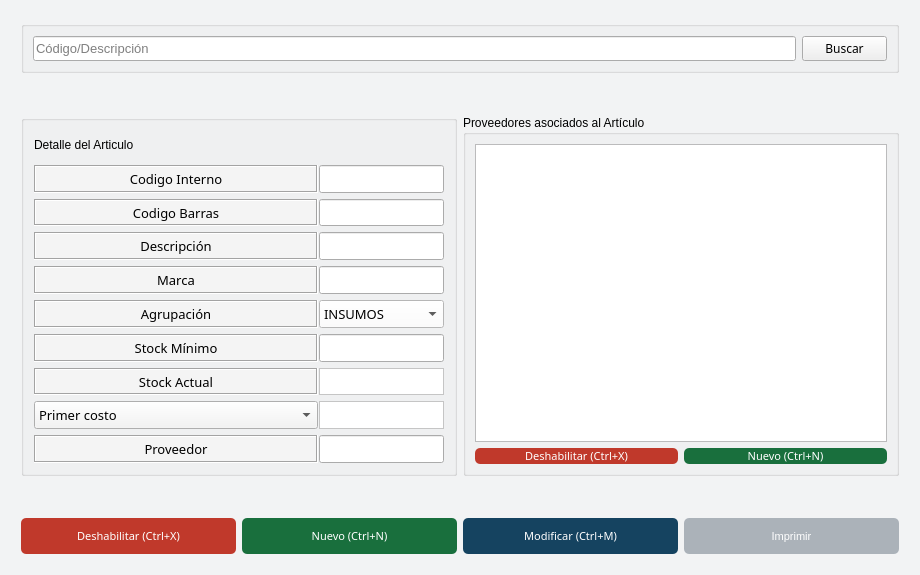
Old version of the form Vistas/gui/detalles/articulo_detalle.ui in the repository Lonaris/Corupel.
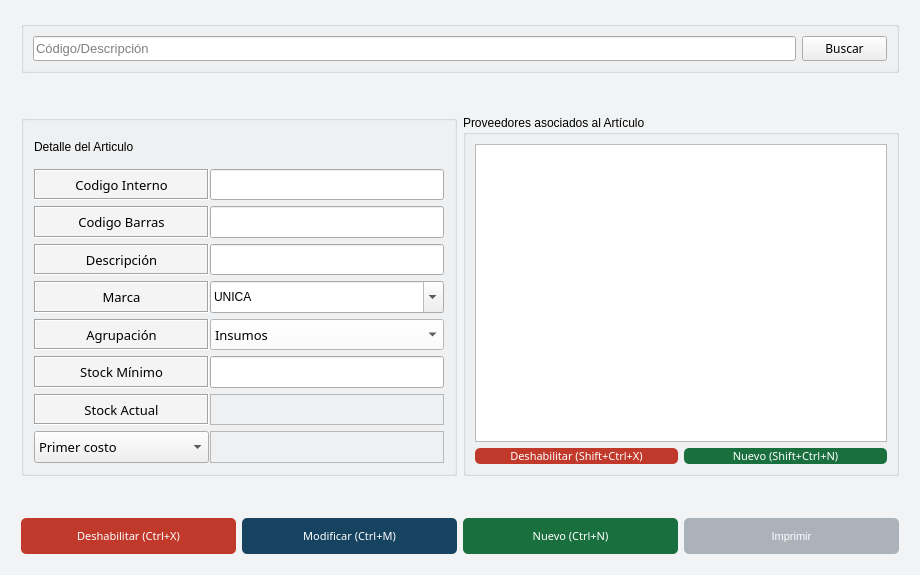
New version of the form. Icons and pictures are not drawn.

```diff
--- a/Vistas/gui/detalles/articulo_detalle.ui
+++ b/Vistas/gui/detalles/articulo_detalle.ui
@@ -559,7 +559,7 @@
           </font>
          </property>
          <property name="focusPolicy">
-          <enum>Qt::WheelFocus</enum>
+          <enum>Qt::NoFocus</enum>
          </property>
          <property name="styleSheet">
           <string notr="true">#groupBox_detalleArticulo{
@@ -572,7 +572,7 @@
          <property name="flat">
           <bool>false</bool>
          </property>
-         <layout class="QGridLayout" name="gridLayout_3" columnstretch="20,0">
+         <layout class="QGridLayout" name="gl" columnstretch="3,4">
           <property name="leftMargin">
            <number>10</number>
           </property>
@@ -588,8 +588,8 @@
           <property name="horizontalSpacing">
            <number>1</number>
           </property>
-          <item row="6" column="0">
-           <widget class="QLabel" name="label_stock_minimo">
+          <item row="3" column="0">
+           <widget class="QLabel" name="label_descripcion">
             <property name="sizePolicy">
              <sizepolicy hsizetype="Expanding" vsizetype="Minimum">
               <horstretch>0</horstretch>
@@ -605,7 +605,7 @@
              </font>
             </property>
             <property name="styleSheet">
-             <string notr="true">#label_stock_minimo{
+             <string notr="true">#label_descripcion{
 background-color: #F4F4F4
 }</string>
             </property>
@@ -616,13 +616,118 @@
              <enum>QFrame::Sunken</enum>
             </property>
             <property name="text">
-             <string>Stock Mínimo</string>
+             <string>Descripción</string>
             </property>
             <property name="alignment">
              <set>Qt::AlignCenter</set>
             </property>
            </widget>
           </item>
+          <item row="2" column="1">
+           <widget class="QLineEdit" name="art_cod_barras">
+            <property name="sizePolicy">
+             <sizepolicy hsizetype="Expanding" vsizetype="Minimum">
+              <horstretch>0</horstretch>
+              <verstretch>0</verstretch>
+             </sizepolicy>
+            </property>
+            <property name="font">
+             <font>
+              <family>DokChampa</family>
+              <pointsize>10</pointsize>
+              <weight>50</weight>
+              <bold>false</bold>
+             </font>
+            </property>
+            <property name="text">
+             <string/>
+            </property>
+            <property name="frame">
+             <bool>true</bool>
+            </property>
+            <property name="dragEnabled">
+             <bool>false</bool>
+            </property>
+            <property name="readOnly">
+             <bool>false</bool>
+            </property>
+           </widget>
+          </item>
+          <item row="2" column="0">
+           <widget class="QLabel" name="label_cod_barras">
+            <property name="sizePolicy">
+             <sizepolicy hsizetype="Expanding" vsizetype="Minimum">
+              <horstretch>0</horstretch>
+              <verstretch>0</verstretch>
+             </sizepolicy>
+            </property>
+            <property name="font">
+             <font>
+              <family>DokChampa</family>
+              <pointsize>10</pointsize>
+              <weight>50</weight>
+              <bold>false</bold>
+             </font>
+            </property>
+            <property name="styleSheet">
+             <string notr="true">#label_cod_barras{
+background-color: #F4F4F4
+}</string>
+            </property>
+            <property name="frameShape">
+             <enum>QFrame::Box</enum>
+            </property>
+            <property name="frameShadow">
+             <enum>QFrame::Sunken</enum>
+            </property>
+            <property name="text">
+             <string>Codigo Barras</string>
+            </property>
+            <property name="alignment">
+             <set>Qt::AlignCenter</set>
+            </property>
+           </widget>
+          </item>
+          <item row="1" column="1">
+           <widget class="QLineEdit" name="art_id">
+            <property name="sizePolicy">
+             <sizepolicy hsizetype="Expanding" vsizetype="Minimum">
+              <horstretch>0</horstretch>
+              <verstretch>0</verstretch>
+             </sizepolicy>
+            </property>
+            <property name="font">
+             <font>
+              <family>DokChampa</family>
+              <pointsize>10</pointsize>
+              <weight>50</weight>
+              <bold>false</bold>
+             </font>
+            </property>
+            <property name="text">
+             <string/>
+            </property>
+            <property name="frame">
+             <bool>true</bool>
+            </property>
+            <property name="dragEnabled">
+             <bool>false</bool>
+            </property>
+            <property name="readOnly">
+             <bool>false</bool>
+            </property>
+           </widget>
+          </item>
+          <item row="0" column="0" colspan="2">
+           <widget class="QLabel" name="label">
+            <property name="styleSheet">
+             <string notr="true"/>
+            </property>
+            <property name="text">
+             <string>Detalle del Articulo</string>
+            </property>
+           </widget>
+          </item>
           <item row="1" column="0">
            <widget class="QLabel" name="label_cod_interno">
             <property name="sizePolicy">
@@ -657,8 +762,8 @@
             </property>
            </widget>
           </item>
-          <item row="7" column="1">
-           <widget class="QLabel" name="art_stock_actual">
+          <item row="6" column="0">
+           <widget class="QLabel" name="label_stock_minimo">
             <property name="sizePolicy">
              <sizepolicy hsizetype="Expanding" vsizetype="Minimum">
               <horstretch>0</horstretch>
@@ -674,23 +779,64 @@
              </font>
             </property>
             <property name="styleSheet">
-             <string notr="true">#art_stock_actual{
-background-color: #ffffff;
+             <string notr="true">#label_stock_minimo{
+background-color: #F4F4F4
 }</string>
             </property>
             <property name="frameShape">
-             <enum>QFrame::StyledPanel</enum>
+             <enum>QFrame::Box</enum>
+            </property>
+            <property name="frameShadow">
+             <enum>QFrame::Sunken</enum>
             </property>
             <property name="text">
-             <string/>
+             <string>Stock Mínimo</string>
             </property>
             <property name="alignment">
-             <set>Qt::AlignLeading|Qt::AlignLeft|Qt::AlignTop</set>
+             <set>Qt::AlignCenter</set>
             </property>
            </widget>
           </item>
-          <item row="9" column="1">
-           <widget class="QLineEdit" name="prov_nombre">
+          <item row="5" column="1">
+           <widget class="QComboBox" name="art_agrupacion">
+            <property name="sizePolicy">
+             <sizepolicy hsizetype="Expanding" vsizetype="Minimum">
+              <horstretch>0</horstretch>
+              <verstretch>0</verstretch>
+             </sizepolicy>
+            </property>
+            <property name="font">
+             <font>
+              <family>DokChampa</family>
+              <pointsize>10</pointsize>
+              <weight>50</weight>
+              <bold>false</bold>
+             </font>
+            </property>
+            <property name="styleSheet">
+             <string notr="true">#art_agrupacion{
+background-color: #ffffff;
+}</string>
+            </property>
+            <item>
+             <property name="text">
+              <string>Insumos</string>
+             </property>
+            </item>
+            <item>
+             <property name="text">
+              <string>Reparacion</string>
+             </property>
+            </item>
+            <item>
+             <property name="text">
+              <string>Inversion</string>
+             </property>
+            </item>
+           </widget>
+          </item>
+          <item row="3" column="1">
+           <widget class="QLineEdit" name="art_descripcion">
             <property name="sizePolicy">
              <sizepolicy hsizetype="Expanding" vsizetype="Minimum">
               <horstretch>0</horstretch>
@@ -754,38 +900,8 @@
             </property>
            </widget>
           </item>
-          <item row="3" column="1">
-           <widget class="QLineEdit" name="art_descripcion">
-            <property name="sizePolicy">
-             <sizepolicy hsizetype="Expanding" vsizetype="Minimum">
-              <horstretch>0</horstretch>
-              <verstretch>0</verstretch>
-             </sizepolicy>
-            </property>
-            <property name="font">
-             <font>
-              <family>DokChampa</family>
-              <pointsize>10</pointsize>
-              <weight>50</weight>
-              <bold>false</bold>
-             </font>
-            </property>
-            <property name="text">
-             <string/>
-            </property>
-            <property name="frame">
-             <bool>true</bool>
-            </property>
-            <property name="dragEnabled">
-             <bool>false</bool>
-            </property>
-            <property name="readOnly">
-             <bool>false</bool>
-            </property>
-           </widget>
-          </item>
-          <item row="9" column="0">
-           <widget class="QLabel" name="label_proveedor">
+          <item row="8" column="1">
+           <widget class="QLabel" name="comp_costo">
             <property name="sizePolicy">
              <sizepolicy hsizetype="Expanding" vsizetype="Minimum">
               <horstretch>0</horstretch>
@@ -801,21 +917,15 @@
              </font>
             </property>
             <property name="styleSheet">
-             <string notr="true">#label_proveedor{
-background-color: #F4F4F4
+             <string notr="true">#art_costo{
+background-color: #ffffff;
 }</string>
             </property>
             <property name="frameShape">
-             <enum>QFrame::Box</enum>
-            </property>
-            <property name="frameShadow">
-             <enum>QFrame::Sunken</enum>
+             <enum>QFrame::StyledPanel</enum>
             </property>
             <property name="text">
-             <string>Proveedor</string>
-            </property>
-            <property name="alignment">
-             <set>Qt::AlignCenter</set>
+             <string/>
             </property>
            </widget>
           </item>
@@ -852,81 +962,8 @@
             </property>
            </widget>
           </item>
-          <item row="3" column="0">
-           <widget class="QLabel" name="label_descripcion">
-            <property name="sizePolicy">
-             <sizepolicy hsizetype="Expanding" vsizetype="Minimum">
-              <horstretch>0</horstretch>
-              <verstretch>0</verstretch>
-             </sizepolicy>
-            </property>
-            <property name="font">
-             <font>
-              <family>DokChampa</family>
-              <pointsize>10</pointsize>
-              <weight>50</weight>
-              <bold>false</bold>
-             </font>
-            </property>
-            <property name="styleSheet">
-             <string notr="true">#label_descripcion{
-background-color: #F4F4F4
-}</string>
-            </property>
-            <property name="frameShape">
-             <enum>QFrame::Box</enum>
-            </property>
-            <property name="frameShadow">
-             <enum>QFrame::Sunken</enum>
-            </property>
-            <property name="text">
-             <string>Descripción</string>
-            </property>
-            <property name="alignment">
-             <set>Qt::AlignCenter</set>
-            </property>
-           </widget>
-          </item>
-          <item row="5" column="1">
-           <widget class="QComboBox" name="art_agrupacion">
-            <property name="sizePolicy">
-             <sizepolicy hsizetype="Expanding" vsizetype="Minimum">
-              <horstretch>0</horstretch>
-              <verstretch>0</verstretch>
-             </sizepolicy>
-            </property>
-            <property name="font">
-             <font>
-              <family>DokChampa</family>
-              <pointsize>10</pointsize>
-              <weight>50</weight>
-              <bold>false</bold>
-             </font>
-            </property>
-            <property name="styleSheet">
-             <string notr="true">#art_agrupacion{
-background-color: #ffffff;
-}</string>
-            </property>
-            <item>
-             <property name="text">
-              <string>INSUMOS</string>
-             </property>
-            </item>
-            <item>
-             <property name="text">
-              <string>REPARACION</string>
-             </property>
-            </item>
-            <item>
-             <property name="text">
-              <string>INVERSION</string>
-             </property>
-            </item>
-           </widget>
-          </item>
           <item row="8" column="0">
-           <widget class="QComboBox" name="comboBox_opcion_costo">
+           <widget class="QComboBox" name="opcion_costo">
             <property name="sizePolicy">
              <sizepolicy hsizetype="Expanding" vsizetype="Minimum">
               <horstretch>0</horstretch>
@@ -946,6 +983,9 @@
 background-color: #F4F4F4
 }</string>
             </property>
+            <property name="frame">
+             <bool>true</bool>
+            </property>
             <item>
              <property name="text">
               <string>Primer costo</string>
@@ -963,35 +1003,6 @@
             </item>
            </widget>
           </item>
-          <item row="8" column="1">
-           <widget class="QLabel" name="art_costo">
-            <property name="sizePolicy">
-             <sizepolicy hsizetype="Expanding" vsizetype="Minimum">
-              <horstretch>0</horstretch>
-              <verstretch>0</verstretch>
-             </sizepolicy>
-            </property>
-            <property name="font">
-             <font>
-              <family>DokChampa</family>
-              <pointsize>10</pointsize>
-              <weight>50</weight>
-              <bold>false</bold>
-             </font>
-            </property>
-            <property name="styleSheet">
-             <string notr="true">#art_costo{
-background-color: #ffffff;
-}</string>
-            </property>
-            <property name="frameShape">
-             <enum>QFrame::StyledPanel</enum>
-            </property>
-            <property name="text">
-             <string/>
-            </property>
-           </widget>
-          </item>
           <item row="4" column="0">
            <widget class="QLabel" name="label_marca">
             <property name="sizePolicy">
@@ -1027,71 +1038,6 @@
             </property>
            </widget>
           </item>
-          <item row="2" column="1">
-           <widget class="QLineEdit" name="art_cod_barras">
-            <property name="sizePolicy">
-             <sizepolicy hsizetype="Expanding" vsizetype="Minimum">
-              <horstretch>0</horstretch>
-              <verstretch>0</verstretch>
-             </sizepolicy>
-            </property>
-            <property name="font">
-             <font>
-              <family>DokChampa</family>
-              <pointsize>10</pointsize>
-              <weight>50</weight>
-              <bold>false</bold>
-             </font>
-            </property>
-            <property name="text">
-             <string/>
-            </property>
-            <property name="frame">
-             <bool>true</bool>
-            </property>
-            <property name="dragEnabled">
-             <bool>false</bool>
-            </property>
-            <property name="readOnly">
-             <bool>false</bool>
-            </property>
-           </widget>
-          </item>
-          <item row="2" column="0">
-           <widget class="QLabel" name="label_cod_barras">
-            <property name="sizePolicy">
-             <sizepolicy hsizetype="Expanding" vsizetype="Minimum">
-              <horstretch>0</horstretch>
-              <verstretch>0</verstretch>
-             </sizepolicy>
-            </property>
-            <property name="font">
-             <font>
-              <family>DokChampa</family>
-              <pointsize>10</pointsize>
-              <weight>50</weight>
-              <bold>false</bold>
-             </font>
-            </property>
-            <property name="styleSheet">
-             <string notr="true">#label_cod_barras{
-background-color: #F4F4F4
-}</string>
-            </property>
-            <property name="frameShape">
-             <enum>QFrame::Box</enum>
-            </property>
-            <property name="frameShadow">
-             <enum>QFrame::Sunken</enum>
-            </property>
-            <property name="text">
-             <string>Codigo Barras</string>
-            </property>
-            <property name="alignment">
-             <set>Qt::AlignCenter</set>
-            </property>
-           </widget>
-          </item>
           <item row="7" column="0">
            <widget class="QLabel" name="label_stock_actual">
             <property name="sizePolicy">
@@ -1127,18 +1073,40 @@
             </property>
            </widget>
           </item>
-          <item row="0" column="0" colspan="2">
-           <widget class="QLabel" name="label">
+          <item row="7" column="1">
+           <widget class="QLabel" name="comp_stock_actual">
+            <property name="sizePolicy">
+             <sizepolicy hsizetype="Expanding" vsizetype="Minimum">
+              <horstretch>0</horstretch>
+              <verstretch>0</verstretch>
+             </sizepolicy>
+            </property>
+            <property name="font">
+             <font>
+              <family>DokChampa</family>
+              <pointsize>10</pointsize>
+              <weight>50</weight>
+              <bold>false</bold>
+             </font>
+            </property>
             <property name="styleSheet">
-             <string notr="true"/>
+             <string notr="true">#art_stock_actual{
+background-color: #ffffff;
+}</string>
+            </property>
+            <property name="frameShape">
+             <enum>QFrame::StyledPanel</enum>
             </property>
             <property name="text">
-             <string>Detalle del Articulo</string>
+             <string/>
+            </property>
+            <property name="alignment">
+             <set>Qt::AlignLeading|Qt::AlignLeft|Qt::AlignTop</set>
             </property>
            </widget>
           </item>
           <item row="4" column="1">
-           <widget class="QLineEdit" name="art_marca">
+           <widget class="QComboBox" name="art_marca">
             <property name="sizePolicy">
              <sizepolicy hsizetype="Expanding" vsizetype="Minimum">
               <horstretch>0</horstretch>
@@ -1153,48 +1121,24 @@
               <bold>false</bold>
              </font>
             </property>
-            <property name="text">
-             <string/>
+            <property name="styleSheet">
+             <string notr="true">#art_agrupacion{
+background-color: #ffffff;
+}</string>
             </property>
-            <property name="frame">
+            <property name="editable">
              <bool>true</bool>
             </property>
-            <property name="dragEnabled">
-             <bool>false</bool>
-            </property>
-            <property name="readOnly">
-             <bool>false</bool>
-            </property>
-           </widget>
-          </item>
-          <item row="1" column="1">
-           <widget class="QLineEdit" name="art_id">
-            <property name="sizePolicy">
-             <sizepolicy hsizetype="Expanding" vsizetype="Minimum">
-              <horstretch>0</horstretch>
-              <verstretch>0</verstretch>
-             </sizepolicy>
-            </property>
-            <property name="font">
-             <font>
-              <family>DokChampa</family>
-              <pointsize>10</pointsize>
-              <weight>50</weight>
-              <bold>false</bold>
-             </font>
-            </property>
-            <property name="text">
-             <string/>
-            </property>
-            <property name="frame">
-             <bool>true</bool>
-            </property>
-            <property name="dragEnabled">
-             <bool>false</bool>
-            </property>
-            <property name="readOnly">
-             <bool>false</bool>
-            </property>
+            <item>
+             <property name="text">
+              <string>UNICA</string>
+             </property>
+            </item>
+            <item>
+             <property name="text">
+              <string>TORNO</string>
+             </property>
+            </item>
            </widget>
           </item>
          </layout>
@@ -1655,7 +1599,7 @@
 </string>
               </property>
               <property name="text">
-               <string>Deshabilitar (Ctrl+X)</string>
+               <string>Deshabilitar (Shift+Ctrl+X)</string>
               </property>
               <property name="icon">
                <iconset>
@@ -1700,7 +1644,7 @@
 </string>
               </property>
               <property name="text">
-               <string>Nuevo (Ctrl+N)</string>
+               <string>Nuevo (Shift+Ctrl+N)</string>
               </property>
               <property name="icon">
                <iconset>
@@ -2194,51 +2138,6 @@
          </property>
         </widget>
        </item>
-       <item>
-        <widget class="QPushButton" name="btn_nuevo">
-         <property name="sizePolicy">
-          <sizepolicy hsizetype="Expanding" vsizetype="Expanding">
-           <horstretch>0</horstretch>
-           <verstretch>0</verstretch>
-          </sizepolicy>
-         </property>
-         <property name="font">
-          <font>
-           <family>Ariall</family>
-           <pointsize>-1</pointsize>
-          </font>
-         </property>
-         <property name="styleSheet">
-          <string notr="true">/*Estilos para el botón*/
-
-#btn_nuevo{
-	background-color: #196F3D;
-	color: #ffffff;
-	font-family: 'Ariall';
-	font-size: 11px;
-	border-radius: 5px;
-	}
-
-#btn_nuevo:hover{
-	background-color: #04B431;
-	}
-</string>
-         </property>
-         <property name="text">
-          <string>Nuevo (Ctrl+N)</string>
-         </property>
-         <property name="icon">
-          <iconset>
-           <normaloff>../ico/add_to_database.ico</normaloff>../ico/add_to_database.ico</iconset>
-         </property>
-         <property name="iconSize">
-          <size>
-           <width>40</width>
-           <height>40</height>
-          </size>
-         </property>
-        </widget>
-       </item>
        <item>
         <widget class="QPushButton" name="btn_modificar">
          <property name="sizePolicy">
@@ -2282,6 +2181,63 @@
            <height>40</height>
           </size>
          </property>
+         <property name="shortcut">
+          <string>Ctrl+M</string>
+         </property>
+         <property name="checkable">
+          <bool>false</bool>
+         </property>
+         <property name="autoDefault">
+          <bool>false</bool>
+         </property>
+        </widget>
+       </item>
+       <item>
+        <widget class="QPushButton" name="btn_nuevo">
+         <property name="sizePolicy">
+          <sizepolicy hsizetype="Expanding" vsizetype="Expanding">
+           <horstretch>0</horstretch>
+           <verstretch>0</verstretch>
+          </sizepolicy>
+         </property>
+         <property name="font">
+          <font>
+           <family>Ariall</family>
+           <pointsize>-1</pointsize>
+          </font>
+         </property>
+         <property name="styleSheet">
+          <string notr="true">/*Estilos para el botón*/
+
+#btn_nuevo{
+	background-color: #196F3D;
+	color: #ffffff;
+	font-family: 'Ariall';
+	font-size: 11px;
+	border-radius: 5px;
+	}
+
+#btn_nuevo:hover{
+	background-color: #04B431;
+	}
+</string>
+         </property>
+         <property name="text">
+          <string>Nuevo (Ctrl+N)</string>
+         </property>
+         <property name="icon">
+          <iconset>
+           <normaloff>../ico/edit.ico</normaloff>../ico/edit.ico</iconset>
+         </property>
+         <property name="iconSize">
+          <size>
+           <width>40</width>
+           <height>40</height>
+          </size>
+         </property>
+         <property name="shortcut">
+          <string>Ctrl+N</string>
+         </property>
          <property name="checkable">
           <bool>false</bool>
          </property>
@@ -2331,6 +2287,14 @@
     </layout>
    </item>
   </layout>
+  <action name="btn_nuevo_action">
+   <property name="text">
+    <string>Boton nuevo</string>
+   </property>
+   <property name="shortcut">
+    <string>Ctrl+N</string>
+   </property>
+  </action>
  </widget>
  <resources/>
  <connections/>
```
Left out of the diff: 17 changed lines with no effect on the pictures.
